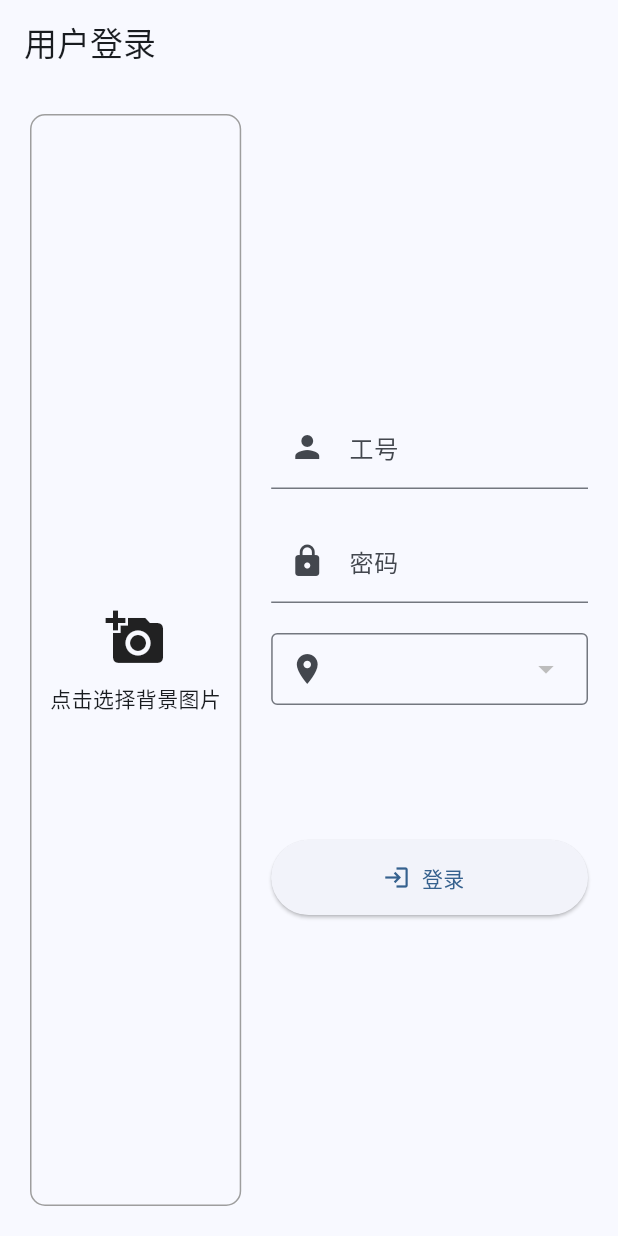
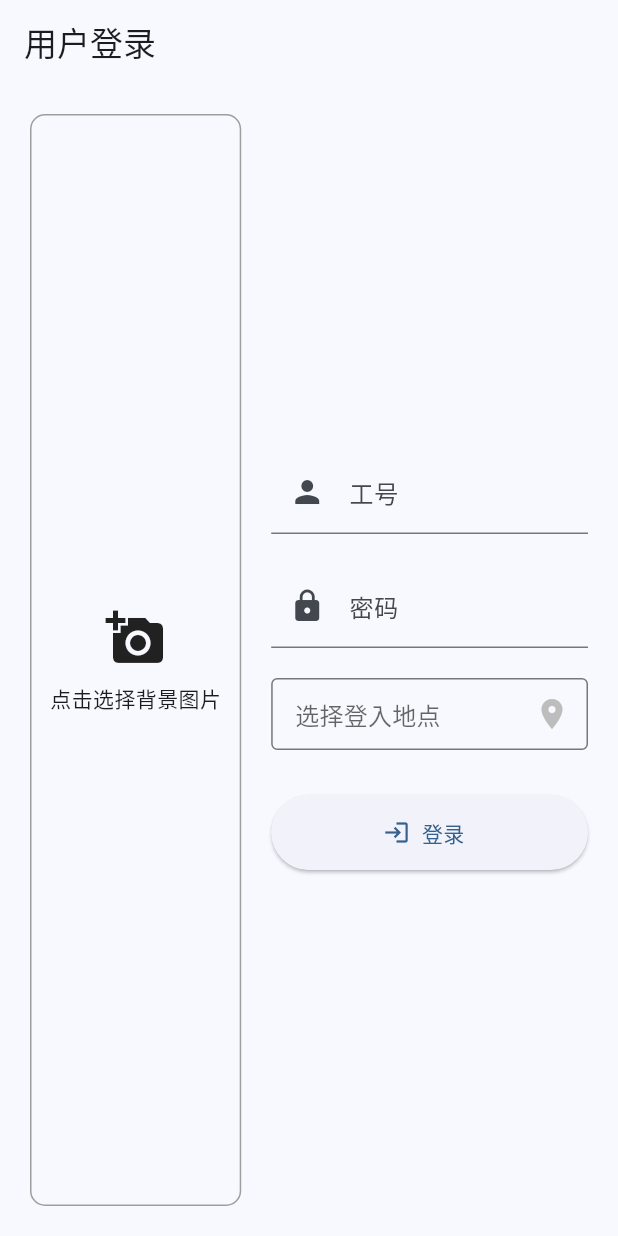
Before and after one commit to 2806577488/untitled2, a Flutter app: the screen it shows after launch, after a tap on "登录", on a phone screen of 412 x 824 dp. Run offline on Flutter 3.47's test engine with Material 3 defaults, Android fonts, the phone set to English and light mode, and no system bars; our stand-ins replace file_picker, shared_preferences, stack_trace.

Commit message:
改回原版下拉框 优化了下代码格式

```diff
--- a/lib/login_screen.dart
+++ b/lib/login_screen.dart
@@ -9,7 +9,6 @@ import 'package:untitled2/model/HospitalResponse.dart';
 import 'package:untitled2/tools/Error.dart';
 import 'package:untitled2/utils/customDialog.dart';
 import 'package:untitled2/utils/shader_warmup.dart';
-import 'widgets/optimized_dropdown.dart';
 
 class LoginScreen extends StatefulWidget {
   final Function(String, String, String) onLogin;
@@ -67,7 +66,6 @@ class _LoginScreenState extends State<LoginScreen> {
         final name = returnItem.name;
         return Location(name);
       }).toList();
-
     } on FormatException catch (e, stack) {
       // 5. 处理 JSON 解析错误
       final errorDetails = logError(e, stack);
@@ -146,9 +144,8 @@ class _LoginScreenState extends State<LoginScreen> {
       } else {
         setState(() => _apiError = "请求失败 (${response.statusCode})");
       }
-    } catch (e,stack) {
+    } catch (e, stack) {
       final errorMsg = logError(e, stack);
-      //final errorMsg = e.toString().replaceAll('Exception:', '').trim();
 
       // 关键修改点2：使用await等待对话框关闭
       if (mounted) {
@@ -161,7 +158,7 @@ class _LoginScreenState extends State<LoginScreen> {
         );
       }
 
-      setState(() => _apiError =e.toString());
+      setState(() => _apiError = e.toString());
     } finally {}
     return;
   }
@@ -307,24 +304,6 @@ class _LoginScreenState extends State<LoginScreen> {
     }
   }
 
-  Widget _buildLocationDropdown() {
-    return OptimizedDropdown<Location>(
-      value: _selectedLocation,
-      hintText: '选择登入地点',
-      icon: const Icon(Icons.location_on),
-      menuMaxHeight: 180,
-      decoration: const InputDecoration(
-        border: OutlineInputBorder(),
-        contentPadding: EdgeInsets.symmetric(horizontal: 12),
-      ),
-      items: _loginLocation,
-      itemTextBuilder: (location) => location.name,
-      onChanged: (Location? newValue) {
-        setState(() => _selectedLocation = newValue);
-      },
-    );
-  }
-
   @override
   Widget build(BuildContext context) {
     WarmUpTheShader.warmUp(context);
@@ -403,8 +382,28 @@ class _LoginScreenState extends State<LoginScreen> {
                       onChanged: (value) => _password = value,
                     ),
                     const SizedBox(height: 20),
-                    _buildLocationDropdown(),
-                    const SizedBox(height: 90),
+                    DropdownButtonFormField<Location>(
+                      value: _selectedLocation,
+                      hint: Text('选择登入地点'),
+                      icon: const Icon(Icons.location_on),
+                      decoration: const InputDecoration(
+                        border: OutlineInputBorder(),
+                        contentPadding: EdgeInsets.symmetric(horizontal: 12),
+                      ),
+                      items: _loginLocation
+                          .map<DropdownMenuItem<Location>>((Location location) {
+                        return DropdownMenuItem<Location>(
+                          value: location,
+                          child: Text(location.name),
+                        );
+                      }).toList(),
+                      onChanged: (Location? newValue) {
+                        setState(() {
+                          _selectedLocation = newValue;
+                        });
+                      },
+                    ),
+                    const SizedBox(height: 30),
                     ElevatedButton.icon(
                       icon: const Icon(Icons.login),
                       label: const Text('登录'),
@@ -414,12 +413,10 @@ class _LoginScreenState extends State<LoginScreen> {
 
                         final success = await _submit(_userId, _password,
                             _selectedLocation!.name, 'hisType');
-                        setState(() => _isSubmitting = false);
+                        //  setState(() => _isSubmitting = false);
                         if (success) {
                           return;
-                        } else {
-
-                        }
+                        } else {}
                       },
                       style: ElevatedButton.styleFrom(
                         minimumSize: const Size(double.infinity, 50),
--- a/lib/main.dart
+++ b/lib/main.dart
@@ -3,19 +3,19 @@ import 'menu.dart';
 import 'button_bar.dart';
 import 'main_content.dart';
 import 'login_screen.dart';
+
 void main() {
   WidgetsFlutterBinding.ensureInitialized();
   runApp(
     Builder(
       builder: (context) {
         // 执行着色器预热
-      //  WarmUpTheShader.warmUp(context);
+        //  WarmUpTheShader.warmUp(context);
         return const MyApp();
       },
     ),
   );
 }
-
 
 class MyApp extends StatelessWidget {
   const MyApp({super.key});
--- a/lib/widgets/optimized_dropdown.dart
+++ /dev/null
@@ -1,105 +0,0 @@
-import 'package:flutter/material.dart';
-
-class OptimizedDropdown<T> extends StatefulWidget {
-  final T? value;
-  final List<T> items; // 修改为接收原始数据列表
-  final ValueChanged<T?>? onChanged;
-  final String Function(T)? itemTextBuilder; // 新增文本构建器
-  final String? hintText;
-  final Widget? icon;
-  final double menuMaxHeight;
-  final Color? dropdownColor;
-  final InputDecoration? decoration;
-
-  const OptimizedDropdown({
-    super.key,
-    required this.items,
-    this.value,
-    this.onChanged,
-    this.itemTextBuilder, // 新增参数
-    this.hintText,
-    this.icon,
-    this.menuMaxHeight = 200,
-    this.dropdownColor = Colors.white,
-    this.decoration,
-  });
-
-  @override
-  State<OptimizedDropdown<T>> createState() => _OptimizedDropdownState<T>();
-}
-
-class _OptimizedDropdownState<T> extends State<OptimizedDropdown<T>> {
-  late List<DropdownMenuItem<T>> _prebuiltItems;
-
-  @override
-  void initState() {
-    super.initState();
-    _prebuiltItems = _buildMenuItems();
-  }
-
-  @override
-  void didUpdateWidget(covariant OptimizedDropdown<T> oldWidget) {
-    super.didUpdateWidget(oldWidget);
-    if (oldWidget.items != widget.items ||
-        oldWidget.itemTextBuilder != widget.itemTextBuilder) {
-      _prebuiltItems = _buildMenuItems();
-    }
-  }
-
-  List<DropdownMenuItem<T>> _buildMenuItems() {
-    return widget.items.map<DropdownMenuItem<T>>((T item) {
-      return DropdownMenuItem<T>(
-        value: item, // 关键修复：使用当前item作为值
-        child: Text(
-          _getItemText(item),
-          style: const TextStyle(fontSize: 14),
-        ),
-      );
-    }).toList(growable: false);
-  }
-
-  String _getItemText(T item) {
-    return widget.itemTextBuilder != null
-        ? widget.itemTextBuilder!(item)
-        : item.toString();
-  }
-
-  @override
-  Widget build(BuildContext context) {
-    return FormField<T>(
-      initialValue: widget.value,
-      builder: (formFieldState) {
-        return InputDecorator(
-          decoration: (widget.decoration ?? const InputDecoration()).copyWith(
-            prefixIcon: widget.icon,
-            hintText: widget.hintText,
-          ),
-          child: DropdownButtonHideUnderline(
-            child: DropdownButton<T>(
-              value: widget.value,
-              items: _prebuiltItems,
-              isExpanded: true,
-              menuMaxHeight: widget.menuMaxHeight,
-              dropdownColor: widget.dropdownColor,
-              borderRadius: BorderRadius.circular(8),
-              iconSize: 24,
-              elevation: 2,
-              onChanged: (value) {
-                widget.onChanged?.call(value);
-                Future.microtask(() => formFieldState.didChange(value));
-              },
-              selectedItemBuilder: (context) {
-                return widget.items.map((item) {
-                  return Text(
-                    _getItemText(item),
-                    style: const TextStyle(fontSize: 14),
-                  );
-                }).toList();
-              },
-            ),
-          ),
-        );
-      },
-    );
-  }
-}
--- a/pubspec.yaml
+++ b/pubspec.yaml
@@ -16,7 +16,7 @@ publish_to: 'none' # Remove this line if you wish to publish to pub.dev
 # https://developer.apple.com/library/archive/documentation/General/Reference/InfoPlistKeyReference/Articles/CoreFoundationKeys.html
 # In Windows, build-name is used as the major, minor, and patch parts
 # of the product and file versions while build-number is used as the build suffix.
-version: 1.0.1+1
+version: 3.10.1+1
 
 environment:
   sdk: ^3.5.3
```
Also changed, not shown: lib/model/HospitalResponse.dart (+18 -10 lines), lib/tools/Error.dart (+5 -10 lines), lib/utils/customDialog.dart (+9 -10 lines), lib/utils/shader_warmup.dart (+18 -12 lines), pubspec.lock, 1 other file.
